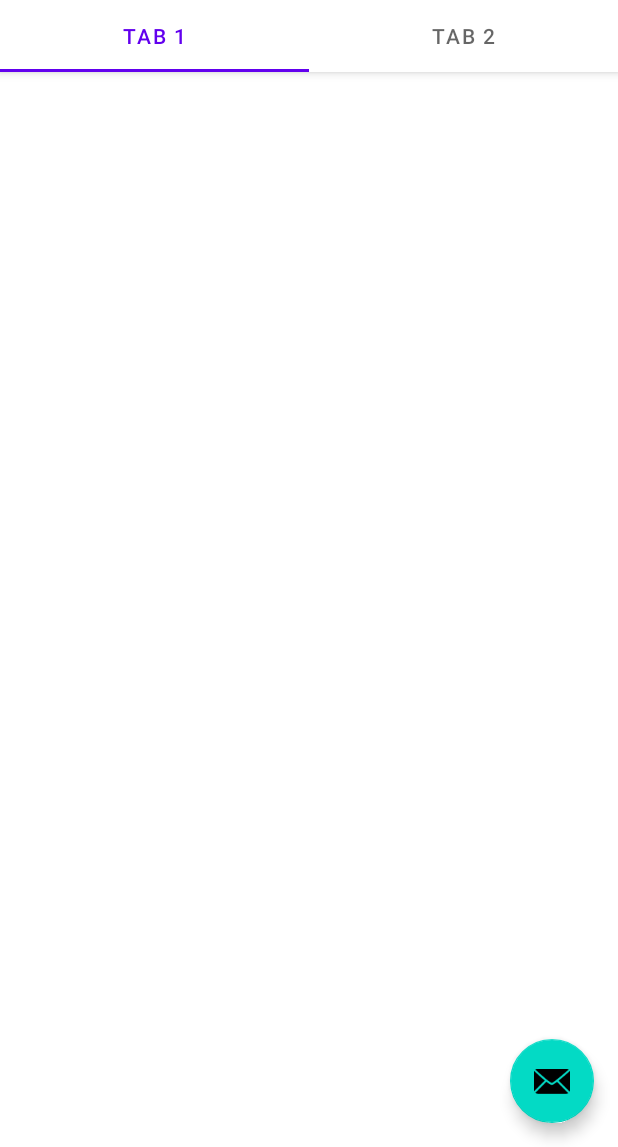
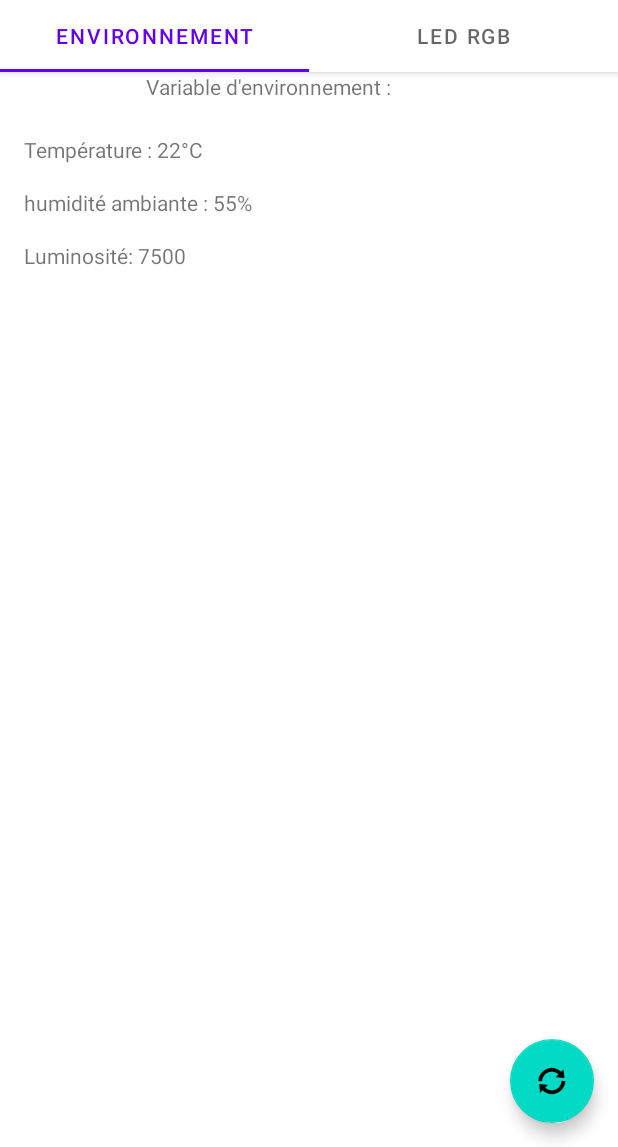
Before and after one commit to ThorvaldBjornson/Projet_SLO, an Android app: the screen it shows after launch (MainActivity), on a phone screen of 412 x 824 dp, the part 89-1236 px from its top. Run offline under Robolectric (Android 15) with nearby library versions, the phone set to English and light mode, and no system bars; 1 statement that could not run was skipped.

Commit message:
premier push

```diff
--- a/app/src/main/java/com/example/slo_domotic/MainActivity.java
+++ b/app/src/main/java/com/example/slo_domotic/MainActivity.java
@@ -37,6 +37,7 @@ public class MainActivity extends AppCompatActivity {
         fab.setOnClickListener(new View.OnClickListener() {
             @Override
             public void onClick(View view) {
+                //reload requête http pour rafraichissement des variable d'environnement
                 Snackbar.make(view, "Replace with your own action", Snackbar.LENGTH_LONG)
                         .setAction("Action", null).show();
             }
--- a/app/src/main/java/com/example/slo_domotic/ui/main/PageViewModel.java
+++ b/app/src/main/java/com/example/slo_domotic/ui/main/PageViewModel.java
@@ -23,4 +23,6 @@ public class PageViewModel extends ViewModel {
     public LiveData<String> getText() {
         return mText;
     }
+
+
 }
--- a/app/src/main/java/com/example/slo_domotic/ui/main/PlaceholderFragment.java
+++ b/app/src/main/java/com/example/slo_domotic/ui/main/PlaceholderFragment.java
@@ -52,13 +52,20 @@ public class PlaceholderFragment extends Fragment {
         binding = FragmentMainBinding.inflate(inflater, container, false);
         View root = binding.getRoot();
 
-        final TextView textView = binding.sectionLabel;
-        pageViewModel.getText().observe(getViewLifecycleOwner(), new Observer<String>() {
+        final TextView tempLabel = binding.TempLabel;
+        tempLabel.setText("Température : 22°C");
+        final TextView humLabel = binding.HumLabel;
+        humLabel.setText("humidité ambiante : 55%");
+        final TextView qualLabel = binding.QualLabel;
+        qualLabel.setText("Qualité de l'air : 26111");
+        final TextView lumLabel = binding.LumLabel;
+        qualLabel.setText("Luminosité: 7500");
+        /*pageViewModel.getText().observe(getViewLifecycleOwner(), new Observer<String>() {
             @Override
             public void onChanged(@Nullable String s) {
-                textView.setText(s);
+                lumLabel.setText(s);
             }
-        });
+        });*/
         return root;
     }
 
--- a/app/src/main/res/layout/activity_main.xml
+++ b/app/src/main/res/layout/activity_main.xml
@@ -40,5 +40,5 @@
         android:layout_gravity="bottom|end"
         android:layout_marginEnd="@dimen/fab_margin"
         android:layout_marginBottom="16dp"
-        app:srcCompat="@android:drawable/ic_dialog_email" />
+        app:srcCompat="@android:drawable/ic_popup_sync" />
 </androidx.coordinatorlayout.widget.CoordinatorLayout>
--- a/app/src/main/res/layout/fragment_main.xml
+++ b/app/src/main/res/layout/fragment_main.xml
@@ -8,7 +8,19 @@
     tools:context=".ui.main.PlaceholderFragment">
 
     <TextView
-        android:id="@+id/section_label"
+        android:id="@+id/participation"
+        android:layout_width="191dp"
+        android:layout_height="26dp"
+        android:layout_alignParentStart="true"
+        android:layout_alignParentBottom="true"
+        android:layout_marginStart="97dp"
+        android:layout_marginBottom="339dp"
+        app:layout_constraintLeft_toLeftOf="parent"
+        app:layout_constraintTop_toTopOf="@+id/constraintLayout"
+        android:text="Variable d'environnement : " />
+
+    <TextView
+        android:id="@+id/Temp_label"
         android:layout_width="wrap_content"
         android:layout_height="wrap_content"
         android:layout_marginStart="@dimen/activity_horizontal_margin"
@@ -16,7 +28,46 @@
         android:layout_marginEnd="@dimen/activity_horizontal_margin"
         android:layout_marginBottom="@dimen/activity_vertical_margin"
         app:layout_constraintLeft_toLeftOf="parent"
-        app:layout_constraintTop_toTopOf="@+id/constraintLayout"
+        app:layout_constraintTop_toBottomOf="@+id/participation"
+        tools:layout_constraintLeft_creator="1"
+        tools:layout_constraintTop_creator="1" />
+
+    <TextView
+        android:id="@+id/Hum_label"
+        android:layout_width="wrap_content"
+        android:layout_height="wrap_content"
+        android:layout_marginStart="@dimen/activity_horizontal_margin"
+        android:layout_marginTop="@dimen/activity_vertical_margin"
+        android:layout_marginEnd="@dimen/activity_horizontal_margin"
+        android:layout_marginBottom="@dimen/activity_vertical_margin"
+        app:layout_constraintLeft_toLeftOf="parent"
+        app:layout_constraintTop_toBottomOf="@+id/Temp_label"
+        tools:layout_constraintLeft_creator="1"
+        tools:layout_constraintTop_creator="1" />
+
+    <TextView
+        android:id="@+id/Qual_label"
+        android:layout_width="wrap_content"
+        android:layout_height="wrap_content"
+        android:layout_marginStart="@dimen/activity_horizontal_margin"
+        android:layout_marginTop="@dimen/activity_vertical_margin"
+        android:layout_marginEnd="@dimen/activity_horizontal_margin"
+        android:layout_marginBottom="@dimen/activity_vertical_margin"
+        app:layout_constraintLeft_toLeftOf="parent"
+        app:layout_constraintTop_toBottomOf="@+id/Hum_label"
+        tools:layout_constraintLeft_creator="1"
+        tools:layout_constraintTop_creator="1" />
+
+    <TextView
+        android:id="@+id/Lum_label"
+        android:layout_width="wrap_content"
+        android:layout_height="wrap_content"
+        android:layout_marginStart="@dimen/activity_horizontal_margin"
+        android:layout_marginTop="@dimen/activity_vertical_margin"
+        android:layout_marginEnd="@dimen/activity_horizontal_margin"
+        android:layout_marginBottom="@dimen/activity_vertical_margin"
+        app:layout_constraintLeft_toLeftOf="parent"
+        app:layout_constraintTop_toBottomOf="@+id/Qual_label"
         tools:layout_constraintLeft_creator="1"
         tools:layout_constraintTop_creator="1" />
 
--- a/app/src/main/res/values/strings.xml
+++ b/app/src/main/res/values/strings.xml
@@ -1,5 +1,5 @@
 <resources>
     <string name="app_name">SLO_Domotic</string>
-    <string name="tab_text_1">Tab 1</string>
-    <string name="tab_text_2">Tab 2</string>
+    <string name="tab_text_1">Environnement</string>
+    <string name="tab_text_2">LED RGB</string>
 </resources>
```
Also changed, not shown: app/src/main/res/layout/fragment2_main.xml (added, +33 -0 lines).
